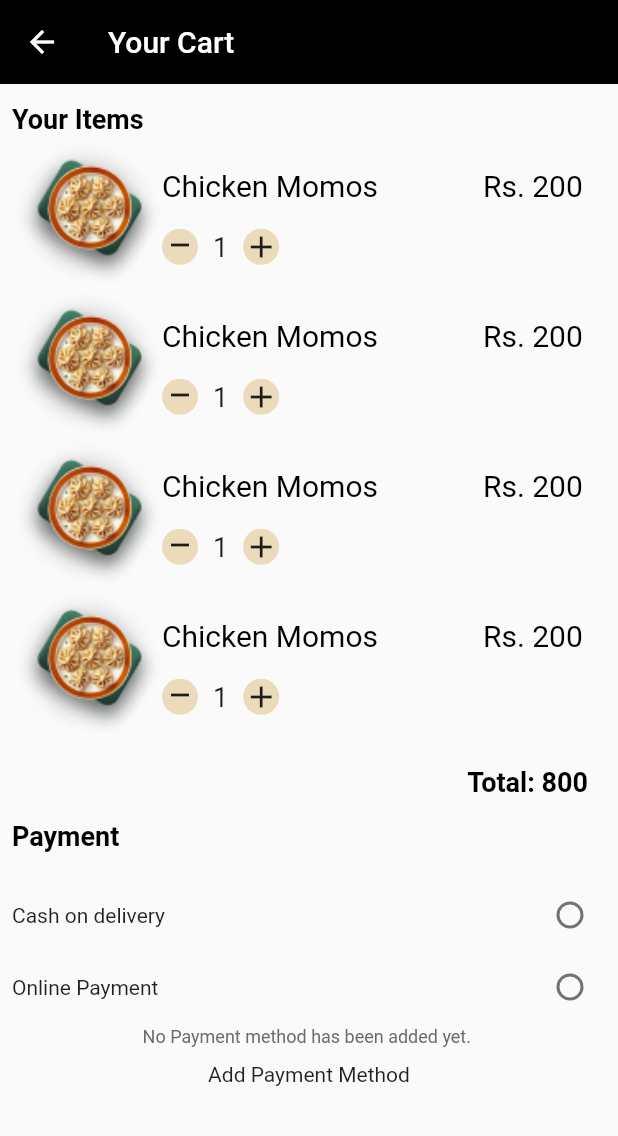
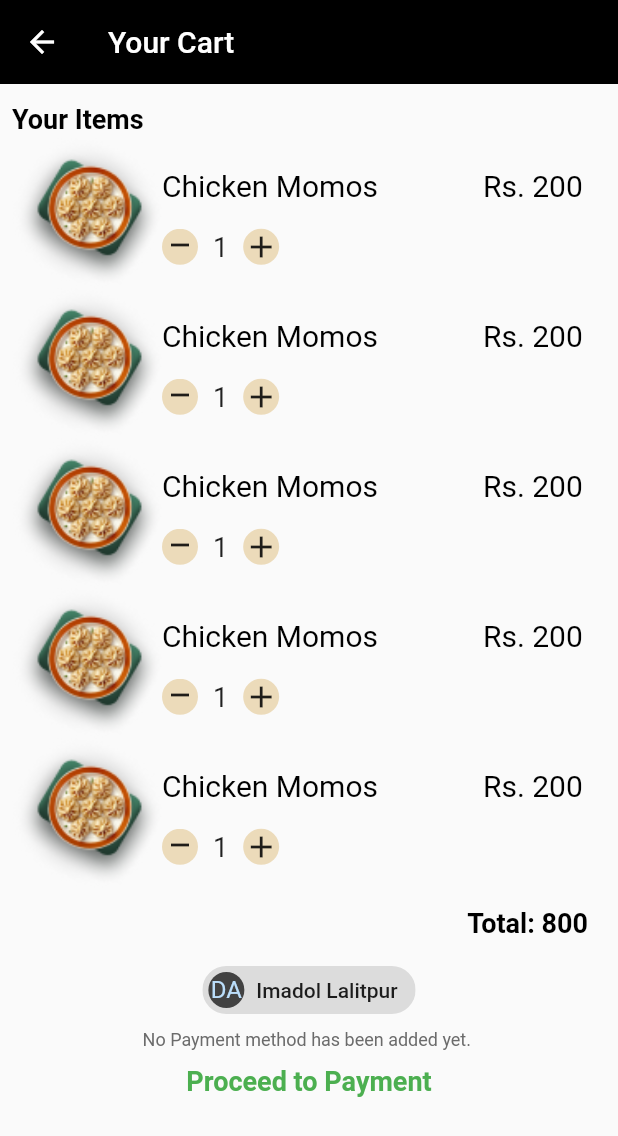
Before and after one commit to 44hukum/food_express, a Flutter app: the MyCheckoutCart screen opened by its route, on a phone screen of 412 x 824 dp. Shown: the top 1136 px of the screen. Run offline on Flutter 3.47's test engine with Material 2 defaults, Android fonts, the phone set to English and light mode, and no system bars; our stand-ins replace flutter_svg; Roboto replaces fonts that are missing (SF Pro Display).

Commit message:
Added delivery Address

```diff
--- a/lib/pages/checkout.dart
+++ b/lib/pages/checkout.dart
@@ -1,3 +1,4 @@
+import 'package:flutter/foundation.dart';
 import 'package:flutter/material.dart';
 
 class MyCheckoutCart extends StatefulWidget {
@@ -18,19 +19,17 @@ class _MyCheckoutCartState extends State<MyCheckoutCart> {
         backgroundColor: Colors.black,
         title: const Text('Your Cart'),
       ),
-      body: Center(
+      body: ListView(
+        children: [
+          Padding(
+            padding: const EdgeInsets.all(8.0),
             child: Column(
+              mainAxisAlignment: MainAxisAlignment.start,
               crossAxisAlignment: CrossAxisAlignment.start,
-          children: [
-            SizedBox(
-              height: 450,
-              child: Padding(
-                padding: const EdgeInsets.all(8.0),
-                child: ListView(
               children: [
                 const Text(
                   'Your Items',
-                      textAlign: TextAlign.left,
+                  textAlign: TextAlign.right,
                   style: TextStyle(
                       color: Color.fromRGBO(0, 0, 0, 1),
                       fontFamily: 'SF Pro Display',
@@ -503,8 +502,124 @@ class _MyCheckoutCartState extends State<MyCheckoutCart> {
                     )
                   ],
                 ),
+                Row(
+                  mainAxisAlignment: MainAxisAlignment.start,
+                  children: [
+                    Container(
+                        width: 100,
+                        height: 100,
+                        decoration: const BoxDecoration(
+                          image: DecorationImage(
+                              image: AssetImage(
+                                  'lib/assets/images/restaurant_momo.png'),
+                              fit: BoxFit.cover),
+                        )),
+                    Column(
+                      crossAxisAlignment: CrossAxisAlignment.start,
+                      children: [
+                        Row(
+                          children: const [
+                            Text(
+                              'Chicken Momos',
+                              textAlign: TextAlign.start,
+                              style: TextStyle(
+                                  color: Color.fromRGBO(0, 0, 0, 1),
+                                  fontFamily: 'SF Pro Display',
+                                  fontSize: 20,
+                                  letterSpacing: 0,
+                                  fontWeight: FontWeight.normal,
+                                  height: 1.5),
+                            ),
+                            SizedBox(
+                              width: 70,
+                            ),
+                            Text(
+                              'Rs. 200',
+                              textAlign: TextAlign.end,
+                              style: TextStyle(
+                                  color: Color.fromRGBO(0, 0, 0, 1),
+                                  fontFamily: 'SF Pro Display',
+                                  fontSize: 20,
+                                  letterSpacing: 0,
+                                  fontWeight: FontWeight.normal,
+                                  height: 1.5),
+                            ),
                           ],
                         ),
+                        const SizedBox(height: 15),
+                        SizedBox(
+                          width: 100,
+                          child: Row(
+                            children: [
+                              GestureDetector(
+                                onTap: () {},
+                                child: SizedBox(
+                                    width: 24,
+                                    height: 24,
+                                    child: Stack(children: <Widget>[
+                                      Positioned(
+                                          top: 0,
+                                          left: 0,
+                                          child: Container(
+                                              width: 24,
+                                              height: 24,
+                                              decoration:
+                                              const BoxDecoration(
+                                                color: Color.fromRGBO(
+                                                    236, 219, 186, 1),
+                                                borderRadius:
+                                                BorderRadius.all(
+                                                    Radius.elliptical(
+                                                        24, 24)),
+                                              ))),
+                                      const Positioned(
+                                          bottom: 9,
+                                          left: 0,
+                                          child: Icon(Icons.minimize)),
+                                    ])),
+                              ),
+                              const SizedBox(width: 10),
+                              const Text(
+                                '1',
+                                style: TextStyle(fontSize: 18),
+                              ),
+                              const SizedBox(width: 10),
+                              GestureDetector(
+                                onTap: () {},
+                                child: SizedBox(
+                                    width: 24,
+                                    height: 24,
+                                    child: Stack(children: <Widget>[
+                                      Positioned(
+                                          top: 0,
+                                          left: 0,
+                                          child: Container(
+                                              width: 24,
+                                              height: 24,
+                                              decoration:
+                                              const BoxDecoration(
+                                                color: Color.fromRGBO(
+                                                    236, 219, 186, 1),
+                                                borderRadius:
+                                                BorderRadius.all(
+                                                    Radius.elliptical(
+                                                        24, 24)),
+                                              ))),
+                                      const Positioned(
+                                          top: 0,
+                                          left: 0,
+                                          child: Icon(Icons.add)),
+                                    ])),
+                              )
+                            ],
+                          ),
+                        )
+                      ],
+                    )
+                  ],
+                ),
+
+              ],
             ),
           ),
           Padding(
@@ -527,6 +642,48 @@ class _MyCheckoutCartState extends State<MyCheckoutCart> {
             ),
           ),
 
+          Padding(
+            padding: const EdgeInsets.all(8.0),
+            child: Column(
+              children: [
+                //  Delivery Address
+                Wrap(
+                  children: [
+                    Chip(
+                      avatar: CircleAvatar(
+                        backgroundColor: Colors.grey.shade800,
+                        child: const Text('DA'),
+                      ),
+                      label: const Text('Imadol Lalitpur'),
+                    ),
+                  ],
+                ),
+                const Text('No Payment method has been added yet. ', textAlign: TextAlign.left, style: TextStyle(
+                    color: Color.fromRGBO(107, 107, 107, 1),
+                    fontFamily: 'SF Pro Display',
+                    fontSize: 12,
+                    letterSpacing: 0 /*percentages not used in flutter. defaulting to zero*/,
+                    fontWeight: FontWeight.normal,
+                    height: 1.3333333333333333
+                ),),
+                const SizedBox(height: 10),
+                GestureDetector(onTap: (){
+                  showModalBottomSheet<void>(
+                    shape: const RoundedRectangleBorder(
+                      borderRadius: BorderRadius.only(
+                        topLeft: Radius.circular(24),
+                        topRight: Radius.circular(24),
+                      ),
+                    ),
+                    context: context,
+                    elevation: 3,
+                    builder: (context) {
+                      return SizedBox(
+                        height: 250,
+                        child: Center(
+                          child: Column(
+                            crossAxisAlignment: CrossAxisAlignment.center,
+                            children: [
                               const Padding(
                                 padding: EdgeInsets.all(8.0),
                                 child: Text(
@@ -541,10 +698,6 @@ class _MyCheckoutCartState extends State<MyCheckoutCart> {
                                       height: 1.5555555555555556),
                                 ),
                               ),
-            Padding(
-              padding: const EdgeInsets.all(8.0),
-              child: Column(
-                children: [
                               Row(
                                 mainAxisAlignment: MainAxisAlignment.spaceBetween,
                                 children: [
@@ -575,47 +728,23 @@ class _MyCheckoutCartState extends State<MyCheckoutCart> {
                                   ),
                                 ],
                               ),
-                  const Text('No Payment method has been added yet. ', textAlign: TextAlign.left, style: TextStyle(
-                      color: Color.fromRGBO(107, 107, 107, 1),
-                      fontFamily: 'SF Pro Display',
-                      fontSize: 12,
-                      letterSpacing: 0 /*percentages not used in flutter. defaulting to zero*/,
-                      fontWeight: FontWeight.normal,
-                      height: 1.3333333333333333
-                  ),),
-                  const SizedBox(height: 10),
-                  GestureDetector(onTap: (){
-                    showModalBottomSheet<void>(
-                      shape: const RoundedRectangleBorder(
-                        borderRadius: BorderRadius.only(
-                          topLeft: Radius.circular(24),
-                          topRight: Radius.circular(24),
-                        ),
-                      ),
-                      context: context,
-                      elevation: 3,
-                      builder: (context) {
-                        return SizedBox(
-                          height: 300,
-                          child: Center(
-                            child: Column(
-                              mainAxisAlignment: MainAxisAlignment.center,
-                              mainAxisSize: MainAxisSize.min,
-                              children: const [
-                                Text('Payment and Checkout Overlay'),
                             ],
                           ),
                         ),
                       );
                     },
                   );
-                  },child: const Text('Add Payment Method'))
+                },
+                    child: const Text('Proceed to Payment', style: TextStyle(
+                      color: Colors.green,
+                      fontSize: 18,
+                        fontWeight: FontWeight.bold
+                    ),))
               ],
             ),
           )
         ],
       ),
-      ),
     );
   }
 }
```
Lines whose indentation alone changed are shown as unchanged.
